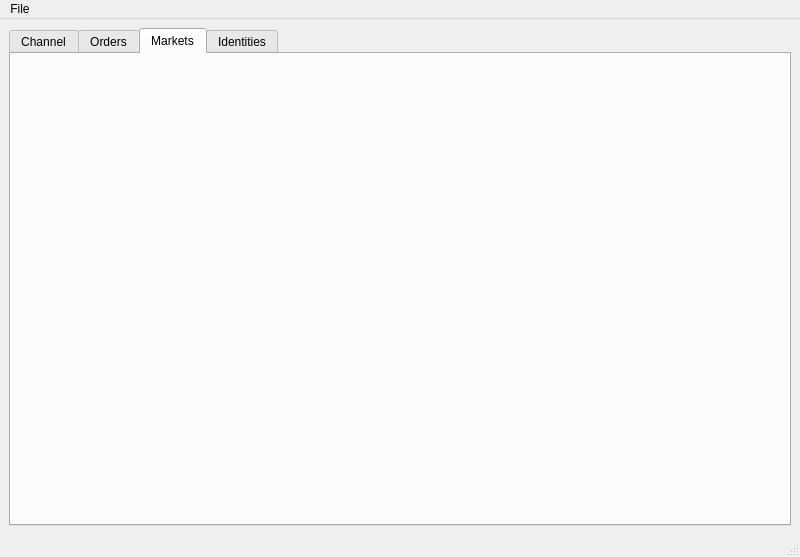
First picture: the form in qtui/metamarket-qt.ui, repository metamarcdw/metamarket, before the edit.
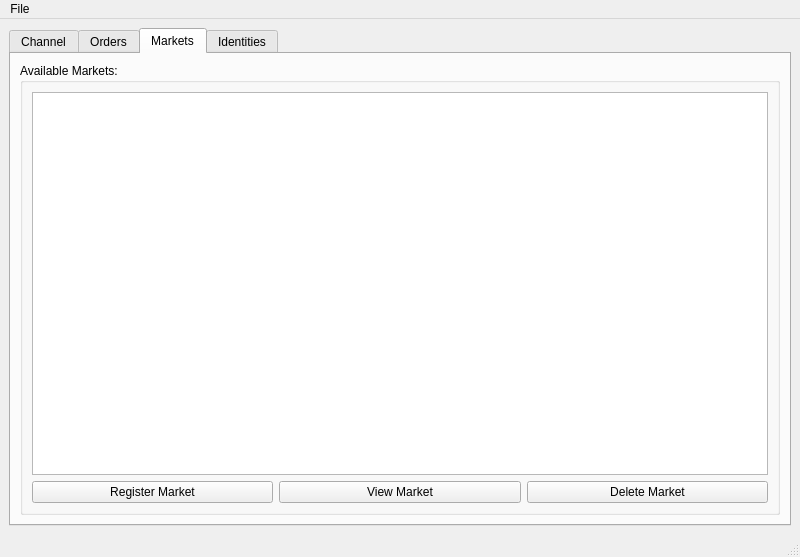
Second picture: the form after the edit. The open tabs and pages were chosen to show the change.

Commit message: Add widgets to Market tab in metamarket-qt.ui

```diff
--- a/qtui/metamarket-qt.ui
+++ b/qtui/metamarket-qt.ui
@@ -120,6 +120,49 @@
        <attribute name="title">
         <string>Markets</string>
        </attribute>
+       <layout class="QGridLayout" name="gridLayout_7">
+        <item row="0" column="0">
+         <widget class="QGroupBox" name="market_groupbox">
+          <property name="title">
+           <string>Available Markets:</string>
+          </property>
+          <layout class="QGridLayout" name="gridLayout_6">
+           <item row="0" column="0">
+            <layout class="QVBoxLayout" name="verticalLayout_3">
+             <item>
+              <widget class="QTreeView" name="market_treeview"/>
+             </item>
+             <item>
+              <layout class="QHBoxLayout" name="horizontalLayout_3">
+               <item>
+                <widget class="QPushButton" name="market_register_button">
+                 <property name="text">
+                  <string>Register Market</string>
+                 </property>
+                </widget>
+               </item>
+               <item>
+                <widget class="QPushButton" name="market_view_button">
+                 <property name="text">
+                  <string>View Market</string>
+                 </property>
+                </widget>
+               </item>
+               <item>
+                <widget class="QPushButton" name="market_delete_button">
+                 <property name="text">
+                  <string>Delete Market</string>
+                 </property>
+                </widget>
+               </item>
+              </layout>
+             </item>
+            </layout>
+           </item>
+          </layout>
+         </widget>
+        </item>
+       </layout>
       </widget>
       <widget class="QWidget" name="ident_tab">
        <attribute name="title">
```
Left out of the diff: 4 changed lines with no effect on the pictures.
